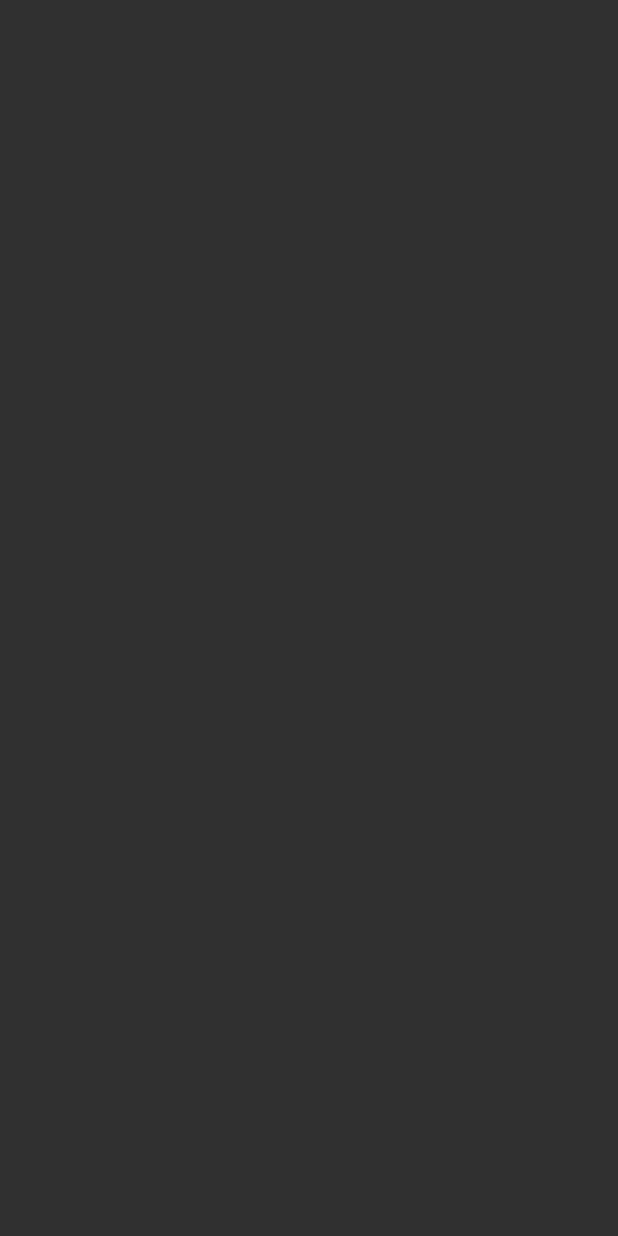
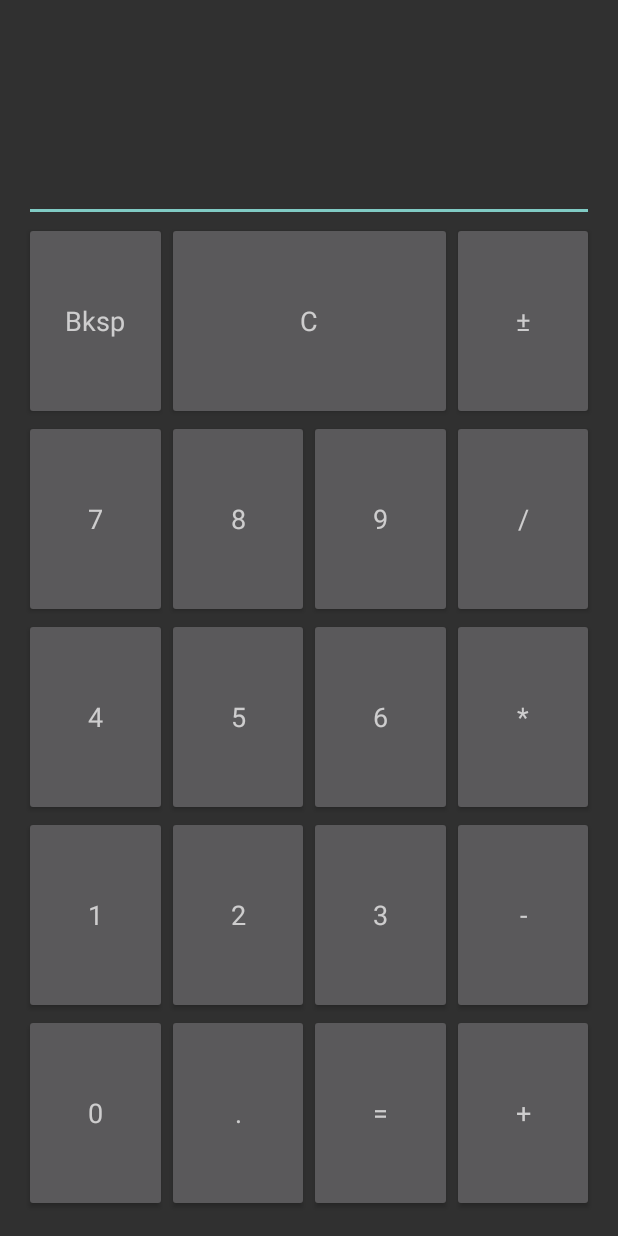
Before and after one commit to Zehiel/PAM, an Android app: the SimpleCalcActivity screen opened directly, with no data from a screen before it, on a phone screen of 412 x 824 dp. Before the commit the screen is empty. Run offline under Robolectric (Android 15) with nearby library versions, the phone set to English and light mode, and no system bars.

Commit message:
Added Simple Calc layout, updated gradle and tools

```diff
--- a/Calculator/app/build.gradle
+++ b/Calculator/app/build.gradle
@@ -26,4 +26,5 @@ dependencies {
     })
     compile 'com.android.support:appcompat-v7:25.0.0'
     testCompile 'junit:junit:4.12'
+    compile 'com.android.support:gridlayout-v7:25.0.0'
 }
--- a/Calculator/app/src/main/res/layout/activity_simple_calc.xml
+++ b/Calculator/app/src/main/res/layout/activity_simple_calc.xml
@@ -1,6 +1,9 @@
 <?xml version="1.0" encoding="utf-8"?>
-<RelativeLayout xmlns:android="http://schemas.android.com/apk/res/android"
+<android.support.v7.widget.GridLayout
+    xmlns:android="http://schemas.android.com/apk/res/android"
     xmlns:tools="http://schemas.android.com/tools"
+    tools:context="com.calc.zehiel.calculator.SimpleCalcActivity"
+    xmlns:grid="http://schemas.android.com/apk/res-auto"
     android:id="@+id/activity_simple_calc"
     android:layout_width="match_parent"
     android:layout_height="match_parent"
@@ -8,6 +11,189 @@
     android:paddingLeft="@dimen/activity_horizontal_margin"
     android:paddingRight="@dimen/activity_horizontal_margin"
     android:paddingTop="@dimen/activity_vertical_margin"
-    tools:context="com.calc.zehiel.calculator.SimpleCalcActivity">
+    grid:alignmentMode="alignBounds"
+    grid:columnCount="4">
 
-</RelativeLayout>
+    <EditText
+        android:layout_height="0dp"
+        android:layout_width="0dp"
+        android:inputType="numberDecimal"
+        android:ems="10"
+        android:id="@+id/display"
+        grid:layout_columnSpan="4"
+        grid:layout_columnWeight="1"
+        grid:layout_rowWeight="1" />
+
+    <Button
+        android:layout_width="0dp"
+        android:layout_height="0dp"
+        android:text="Bksp"
+        android:textAppearance="@style/TextAppearance.AppCompat.Medium"
+        grid:layout_columnWeight="1"
+        grid:layout_rowWeight="1" />
+
+    <Button
+        android:text="C"
+        android:layout_height="0dp"
+        android:layout_width="0dp"
+        grid:layout_columnWeight="1"
+        grid:layout_rowWeight="1"
+        grid:layout_columnSpan="2"
+        grid:layout_gravity="fill"
+        android:textAppearance="@style/TextAppearance.AppCompat.Medium"
+        />
+
+    <Button
+        android:text="±"
+        android:layout_height="0dp"
+        android:layout_width="0dp"
+        grid:layout_columnWeight="1"
+        grid:layout_rowWeight="1"
+        android:textAppearance="@style/TextAppearance.AppCompat.Medium"
+        />
+
+    <Button
+        android:text="7"
+        android:layout_height="0dp"
+        android:layout_width="0dp"
+        grid:layout_columnWeight="1"
+        grid:layout_rowWeight="1"
+        android:textAppearance="@style/TextAppearance.AppCompat.Medium"
+        />
+
+    <Button
+        android:text="8"
+        android:layout_height="0dp"
+        android:layout_width="0dp"
+        grid:layout_columnWeight="1"
+        grid:layout_rowWeight="1"
+        android:textAppearance="@style/TextAppearance.AppCompat.Medium"
+        />
+
+    <Button
+        android:text="9"
+        android:layout_height="0dp"
+        android:layout_width="0dp"
+        grid:layout_columnWeight="1"
+        grid:layout_rowWeight="1"
+        android:textAppearance="@style/TextAppearance.AppCompat.Medium"
+        />
+
+    <Button
+        android:text="/"
+        android:layout_height="0dp"
+        android:layout_width="0dp"
+        grid:layout_columnWeight="1"
+        grid:layout_rowWeight="1"
+        android:textAppearance="@style/TextAppearance.AppCompat.Medium"
+        />
+
+    <Button
+        android:text="4"
+        android:layout_height="0dp"
+        android:layout_width="0dp"
+        grid:layout_columnWeight="1"
+        grid:layout_rowWeight="1"
+        android:textAppearance="@style/TextAppearance.AppCompat.Medium"
+        />
+
+    <Button
+        android:text="5"
+        android:layout_height="0dp"
+        android:layout_width="0dp"
+        grid:layout_columnWeight="1"
+        grid:layout_rowWeight="1"
+        android:textAppearance="@style/TextAppearance.AppCompat.Medium"
+        />
+
+    <Button
+        android:text="6"
+        android:layout_height="0dp"
+        android:layout_width="0dp"
+        grid:layout_columnWeight="1"
+        grid:layout_rowWeight="1"
+        android:textAppearance="@style/TextAppearance.AppCompat.Medium"
+        />
+
+    <Button
+        android:text="*"
+        android:layout_height="0dp"
+        android:layout_width="0dp"
+        grid:layout_columnWeight="1"
+        grid:layout_rowWeight="1"
+        android:textAppearance="@style/TextAppearance.AppCompat.Medium"
+        />
+
+    <Button
+        android:text="1"
+        android:layout_height="0dp"
+        android:layout_width="0dp"
+        grid:layout_columnWeight="1"
+        grid:layout_rowWeight="1"
+        android:textAppearance="@style/TextAppearance.AppCompat.Medium"
+        />
+
+    <Button
+        android:text="2"
+        android:layout_height="0dp"
+        android:layout_width="0dp"
+        grid:layout_columnWeight="1"
+        grid:layout_rowWeight="1"
+        android:textAppearance="@style/TextAppearance.AppCompat.Medium"
+        />
+
+    <Button
+        android:text="3"
+        android:layout_height="0dp"
+        android:layout_width="0dp"
+        grid:layout_columnWeight="1"
+        grid:layout_rowWeight="1"
+        android:textAppearance="@style/TextAppearance.AppCompat.Medium"
+        />
+
+    <Button
+        android:text="-"
+        android:layout_height="0dp"
+        android:layout_width="0dp"
+        grid:layout_columnWeight="1"
+        grid:layout_rowWeight="1"
+        android:textAppearance="@style/TextAppearance.AppCompat.Medium"
+        />
+
+    <Button
+        android:text="0"
+        android:layout_height="0dp"
+        android:layout_width="0dp"
+        grid:layout_columnWeight="1"
+        grid:layout_rowWeight="1"
+        android:textAppearance="@style/TextAppearance.AppCompat.Medium"
+        />
+
+    <Button
+        android:text="."
+        android:layout_height="0dp"
+        android:layout_width="0dp"
+        grid:layout_columnWeight="1"
+        grid:layout_rowWeight="1"
+        android:textAppearance="@style/TextAppearance.AppCompat.Medium"
+        />
+
+    <Button
+        android:text="="
+        android:layout_height="0dp"
+        android:layout_width="0dp"
+        grid:layout_columnWeight="1"
+        grid:layout_rowWeight="1"
+        android:textAppearance="@style/TextAppearance.AppCompat.Medium"
+        />
+
+    <Button
+        android:text="+"
+        android:layout_height="0dp"
+        android:layout_width="0dp"
+        grid:layout_columnWeight="1"
+        grid:layout_rowWeight="1"
+        android:textAppearance="@style/TextAppearance.AppCompat.Medium"
+        />
+
+</android.support.v7.widget.GridLayout>
--- a/Calculator/build.gradle
+++ b/Calculator/build.gradle
@@ -5,7 +5,7 @@ buildscript {
         jcenter()
     }
     dependencies {
-        classpath 'com.android.tools.build:gradle:2.2.2'
+        classpath 'com.android.tools.build:gradle:2.3.0'
 
         // NOTE: Do not place your application dependencies here; they belong
         // in the individual module build.gradle files
```
Also changed, not shown: Calculator/gradle/wrapper/gradle-wrapper.properties.
